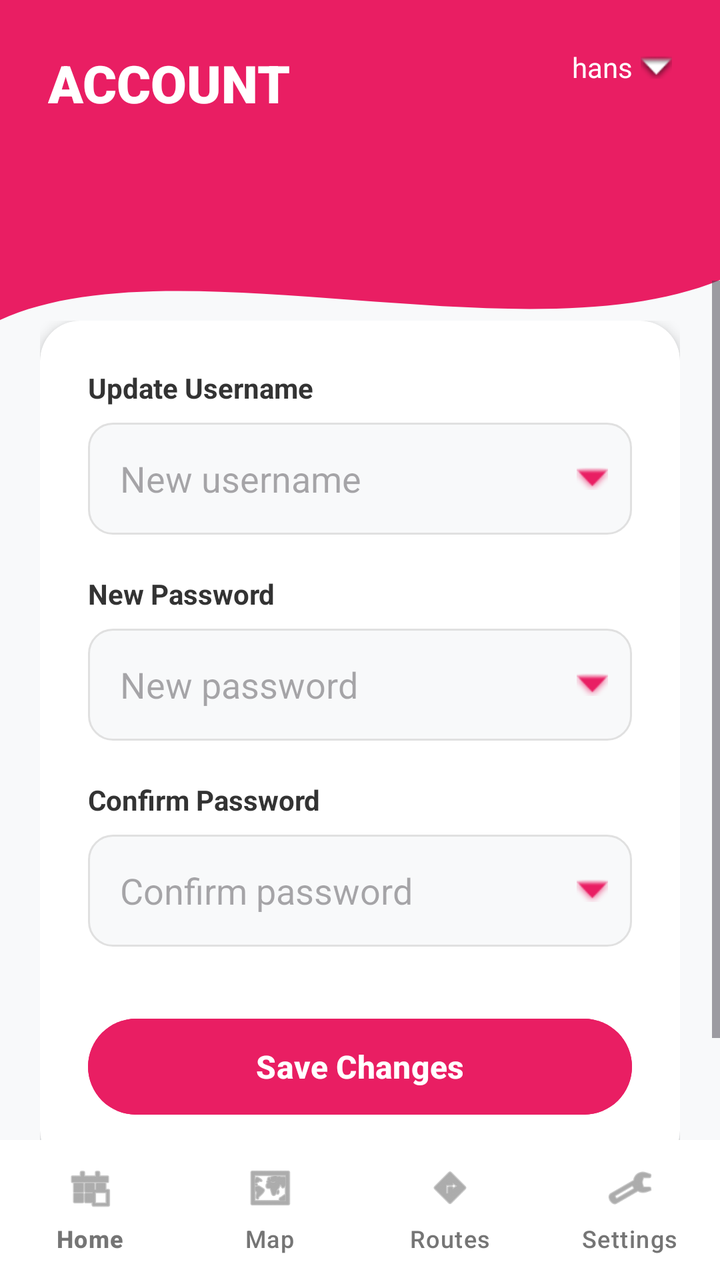
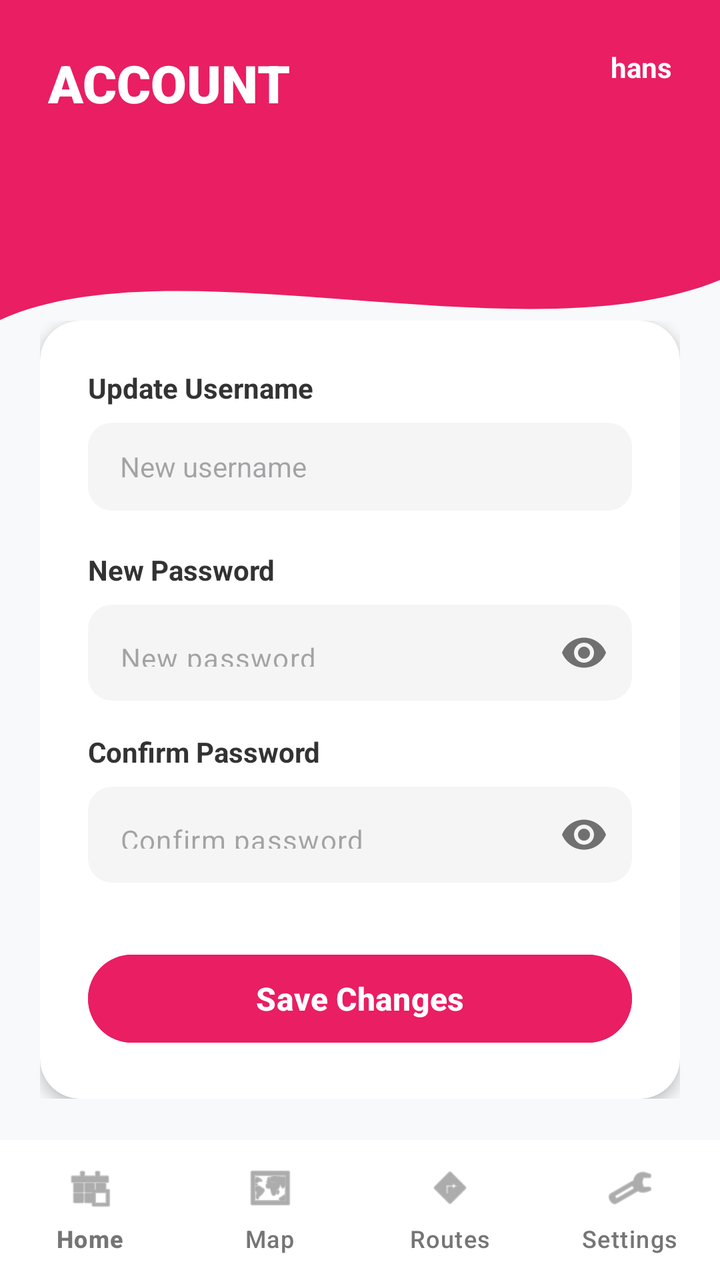

Screens rendered from an Android XML layout before and after an edit, with the pre-edit source and the edit as a unified diff.
<!-- AndroidManifest.xml: application theme Theme.Parada_Finals -->
<!-- res/layout/activity_account.xml -->
<?xml version="1.0" encoding="utf-8"?>
<RelativeLayout xmlns:android="http://schemas.android.com/apk/res/android"
    xmlns:app="http://schemas.android.com/apk/res-auto"
    android:layout_width="match_parent"
    android:layout_height="match_parent"
    android:background="#F8F9FA">

    
    <RelativeLayout
        android:id="@+id/header"
        android:layout_width="match_parent"
        android:layout_height="180dp"
        android:background="@drawable/header_bg_wave"
        android:padding="24dp">

        <TextView
            android:id="@+id/tvHeaderTitle"
            android:layout_width="wrap_content"
            android:layout_height="wrap_content"
            android:text="ACCOUNT"
            android:textColor="#FFFFFF"
            android:textSize="26sp"
            android:textStyle="bold"
            android:fontFamily="sans-serif-black" />

        <LinearLayout
            android:layout_width="wrap_content"
            android:layout_height="wrap_content"
            android:layout_alignParentEnd="true"
            android:gravity="center_vertical"
            android:orientation="horizontal">

            <TextView
                android:id="@+id/tvUsernameHeader"
                android:layout_width="wrap_content"
                android:layout_height="wrap_content"
                android:text="hans"
                android:textColor="#FFFFFF"
                android:textSize="14sp"
                android:drawableEnd="@android:drawable/arrow_down_float"
                android:drawablePadding="4dp"
                app:tint="#FFFFFF"
                android:clickable="true"
                android:focusable="true"/>
        </LinearLayout>

    </RelativeLayout>

    <ScrollView
        android:layout_width="match_parent"
        android:layout_height="match_parent"
        android:layout_below="@id/header"
        android:layout_marginTop="-40dp"
        android:layout_above="@id/bottom_navigation"
        android:clipToPadding="false"
        android:paddingBottom="20dp">

        <LinearLayout
            android:layout_width="match_parent"
            android:layout_height="wrap_content"
            android:orientation="vertical"
            android:padding="20dp">

            <androidx.cardview.widget.CardView
                android:layout_width="match_parent"
                android:layout_height="wrap_content"
                app:cardCornerRadius="20dp"
                app:cardElevation="4dp">

                <LinearLayout
                    android:layout_width="match_parent"
                    android:layout_height="wrap_content"
                    android:orientation="vertical"
                    android:padding="24dp">

                    <TextView
                        android:layout_width="wrap_content"
                        android:layout_height="wrap_content"
                        android:text="Update Username"
                        android:textColor="#333333"
                        android:textStyle="bold"
                        android:layout_marginBottom="8dp"/>

                    <EditText
                        android:id="@+id/etUsername"
                        android:layout_width="match_parent"
                        android:layout_height="56dp"
                        android:background="@drawable/spinner_bg"
                        android:layout_marginBottom="20dp"
                        android:paddingStart="16dp"
                        android:hint="New username"
                        android:inputType="textPersonName"/>

                    <TextView
                        android:layout_width="wrap_content"
                        android:layout_height="wrap_content"
                        android:text="New Password"
                        android:textColor="#333333"
                        android:textStyle="bold"
                        android:layout_marginBottom="8dp"/>

                    <EditText
                        android:id="@+id/etPassword"
                        android:layout_width="match_parent"
                        android:layout_height="56dp"
                        android:background="@drawable/spinner_bg"
                        android:layout_marginBottom="20dp"
                        android:paddingStart="16dp"
                        android:hint="New password"
                        android:inputType="textPassword"/>

                    <TextView
                        android:layout_width="wrap_content"
                        android:layout_height="wrap_content"
                        android:text="Confirm Password"
                        android:textColor="#333333"
                        android:textStyle="bold"
                        android:layout_marginBottom="8dp"/>

                    <EditText
                        android:id="@+id/etConfirmPassword"
                        android:layout_width="match_parent"
                        android:layout_height="56dp"
                        android:background="@drawable/spinner_bg"
                        android:layout_marginBottom="32dp"
                        android:paddingStart="16dp"
                        android:hint="Confirm password"
                        android:inputType="textPassword"/>

                    <Button
                        android:id="@+id/btnSave"
                        android:layout_width="match_parent"
                        android:layout_height="56dp"
                        android:text="Save Changes"
                        android:textAllCaps="false"
                        android:textSize="16sp"
                        android:textStyle="bold"
                        android:backgroundTint="@color/parada_red"
                        app:cornerRadius="28dp" />

                </LinearLayout>
            </androidx.cardview.widget.CardView>

        </LinearLayout>
    </ScrollView>

    <com.google.android.material.bottomnavigation.BottomNavigationView
        android:id="@+id/bottom_navigation"
        android:layout_alignParentBottom="true"
        android:background="#FFFFFF"
        app:menu="@menu/bottom_nav_menu"
        android:layout_width="match_parent"
        android:layout_height="70dp"
        app:elevation="8dp"
        app:labelVisibilityMode="labeled"
        app:itemTextColor="@color/selected_grey"
        app:itemIconTint="@color/selected_grey"/>

</RelativeLayout>
<!-- resources referenced by this layout -->
<resources>
  <color name="parada_red">#E91E63</color>
  <color name="selected_grey">#757575</color>
  <!-- drawable header_bg_wave (drawable) -->
  <?xml version="1.0" encoding="utf-8"?>
  <vector xmlns:android="http://schemas.android.com/apk/res/android"
      android:width="411dp"
      android:height="180dp"
      android:viewportWidth="411"
      android:viewportHeight="180">
      <path
          android:fillColor="#E91E63"
          android:pathData="M0,0H411V140C300,180 100,120 0,160V0Z" />
  </vector>
  <!-- drawable spinner_bg (drawable) -->
  <?xml version="1.0" encoding="utf-8"?>
  <layer-list xmlns:android="http://schemas.android.com/apk/res/android">
      <item>
          <shape android:shape="rectangle">
              <solid android:color="#F8F9FA" />
              <corners android:radius="12dp" />
              <stroke android:width="1dp" android:color="#E0E0E0" />
          </shape>
      </item>
      <item android:right="12dp">
          <bitmap
              android:gravity="center_vertical|right"
              android:src="@android:drawable/arrow_down_float"
              android:tint="@color/parada_red" />
      </item>
  </layer-list>
  <style name="Theme.Parada_Finals" parent="Base.Theme.Parada_Finals" />
  <style name="Base.Theme.Parada_Finals" parent="Theme.Material3.DayNight.NoActionBar">
          
          
      </style>
</resources>

<!-- the commit's change to res/layout/activity_account.xml (unified diff, before → after) -->
@@ -37,9 +37,7 @@
                 android:text="hans"
                 android:textColor="#FFFFFF"
                 android:textSize="14sp"
-                android:drawableEnd="@android:drawable/arrow_down_float"
-                android:drawablePadding="4dp"
-                app:tint="#FFFFFF"
+                android:textStyle="bold"
                 android:clickable="true"
                 android:focusable="true"/>
         </LinearLayout>
@@ -84,12 +82,13 @@
                     <EditText
                         android:id="@+id/etUsername"
                         android:layout_width="match_parent"
-                        android:layout_height="56dp"
-                        android:background="@drawable/spinner_bg"
+                        android:layout_height="44dp"
+                        android:background="@drawable/rounded_bg_light"
                         android:layout_marginBottom="20dp"
                         android:paddingStart="16dp"
                         android:hint="New username"
-                        android:inputType="textPersonName"/>
+                        android:inputType="textPersonName"
+                        android:textSize="14sp"/>
 
                     <TextView
                         android:layout_width="wrap_content"
@@ -99,15 +98,23 @@
                         android:textStyle="bold"
                         android:layout_marginBottom="8dp"/>
 
-                    <EditText
-                        android:id="@+id/etPassword"
+                    <com.google.android.material.textfield.TextInputLayout
                         android:layout_width="match_parent"
-                        android:layout_height="56dp"
-                        android:background="@drawable/spinner_bg"
-                        android:layout_marginBottom="20dp"
-                        android:paddingStart="16dp"
-                        android:hint="New password"
-                        android:inputType="textPassword"/>
+                        android:layout_height="wrap_content"
+                        android:layout_marginBottom="16dp"
+                        app:passwordToggleEnabled="true"
+                        app:hintEnabled="false">
+
+                        <com.google.android.material.textfield.TextInputEditText
+                            android:id="@+id/etPassword"
+                            android:layout_width="match_parent"
+                            android:layout_height="48dp"
+                            android:background="@drawable/rounded_bg_light"
+                            android:paddingStart="16dp"
+                            android:hint="New password"
+                            android:inputType="textPassword"
+                            android:textSize="14sp"/>
+                    </com.google.android.material.textfield.TextInputLayout>
 
                     <TextView
                         android:layout_width="wrap_content"
@@ -117,26 +124,34 @@
                         android:textStyle="bold"
                         android:layout_marginBottom="8dp"/>
 
-                    <EditText
-                        android:id="@+id/etConfirmPassword"
+                    <com.google.android.material.textfield.TextInputLayout
                         android:layout_width="match_parent"
-                        android:layout_height="56dp"
-                        android:background="@drawable/spinner_bg"
+                        android:layout_height="wrap_content"
                         android:layout_marginBottom="32dp"
-                        android:paddingStart="16dp"
-                        android:hint="Confirm password"
-                        android:inputType="textPassword"/>
+                        app:passwordToggleEnabled="true"
+                        app:hintEnabled="false">
+
+                        <com.google.android.material.textfield.TextInputEditText
+                            android:id="@+id/etConfirmPassword"
+                            android:layout_width="match_parent"
+                            android:layout_height="48dp"
+                            android:background="@drawable/rounded_bg_light"
+                            android:paddingStart="16dp"
+                            android:hint="Confirm password"
+                            android:inputType="textPassword"
+                            android:textSize="14sp"/>
+                    </com.google.android.material.textfield.TextInputLayout>
 
                     <Button
                         android:id="@+id/btnSave"
                         android:layout_width="match_parent"
-                        android:layout_height="56dp"
+                        android:layout_height="52dp"
                         android:text="Save Changes"
                         android:textAllCaps="false"
                         android:textSize="16sp"
                         android:textStyle="bold"
                         android:backgroundTint="@color/parada_red"
-                        app:cornerRadius="28dp" />
+                        app:cornerRadius="26dp" />
 
                 </LinearLayout>
             </androidx.cardview.widget.CardView>
<!-- resource entries referenced after the edit -->
@@ -13,23 +13,13 @@
           android:fillColor="#E91E63"
           android:pathData="M0,0H411V140C300,180 100,120 0,160V0Z" />
   </vector>
-  <!-- drawable spinner_bg (drawable) -->
+  <!-- drawable rounded_bg_light (drawable) -->
   <?xml version="1.0" encoding="utf-8"?>
-  <layer-list xmlns:android="http://schemas.android.com/apk/res/android">
-      <item>
-          <shape android:shape="rectangle">
-              <solid android:color="#F8F9FA" />
-              <corners android:radius="12dp" />
-              <stroke android:width="1dp" android:color="#E0E0E0" />
-          </shape>
-      </item>
-      <item android:right="12dp">
-          <bitmap
-              android:gravity="center_vertical|right"
-              android:src="@android:drawable/arrow_down_float"
-              android:tint="@color/parada_red" />
-      </item>
-  </layer-list>
+  <shape xmlns:android="http://schemas.android.com/apk/res/android"
+      android:shape="rectangle">
+      <corners android:radius="12dp" />
+      <solid android:color="#F5F5F5" />
+  </shape>
   <style name="Theme.Parada_Finals" parent="Base.Theme.Parada_Finals" />
   <style name="Base.Theme.Parada_Finals" parent="Theme.Material3.DayNight.NoActionBar">
           
